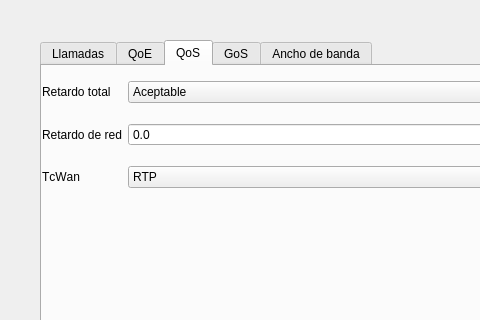
The window that main_iu.ui (joseluistejero/voipNetworkQoS) describes before a commit, drawn with Qt 5; both pictures show x 0 to 480 and y 0 to 320 of the 838 by 772 pixel window.
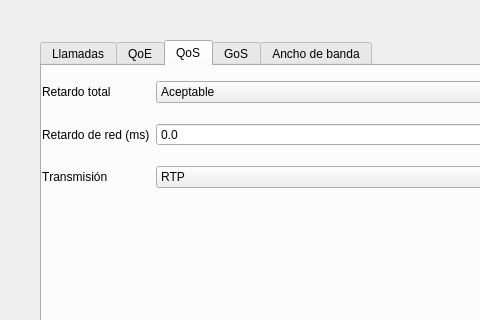
The same window after the commit. The open tabs and pages were chosen to show the change.

The edit to the form file:
```diff
--- a/main_iu.ui
+++ b/main_iu.ui
@@ -257,7 +257,7 @@
        <item row="1" column="0">
         <widget class="QLabel" name="label_8">
          <property name="text">
-          <string>Retardo de red</string>
+          <string>Retardo de red (ms)</string>
          </property>
         </widget>
        </item>
@@ -277,7 +277,7 @@
        <item row="2" column="0">
         <widget class="QLabel" name="encapsulacionLabel">
          <property name="text">
-          <string>TcWan</string>
+          <string>Transmisión</string>
          </property>
         </widget>
        </item>
```
Left out of the diff: 8 changed lines with no effect on the pictures.
